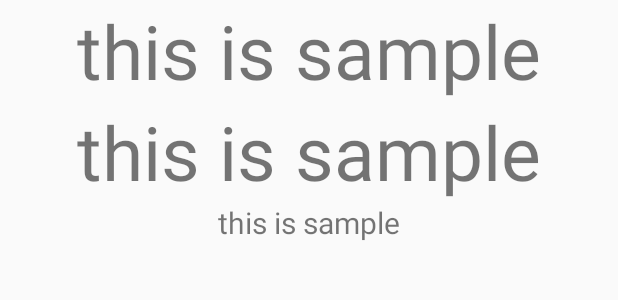
After one commit to DimJe/FinalProject, an Android app: the layout activity_task_view_with_list.xml on its own in the app's theme, with its tools: preview values and no code run, on a phone screen of 412 x 824 dp. The commit adds this screen. Shown: the top 300 px of the screen. Run offline under Robolectric (Android 15) with nearby library versions, the phone set to English and light mode, and no system bars.

```diff
--- a/app/src/main/AndroidManifest.xml
+++ b/app/src/main/AndroidManifest.xml
@@ -12,7 +12,9 @@
         android:supportsRtl="true"
         android:theme="@style/Theme.FinalProject"
         android:usesCleartextTraffic="true">
-        <activity android:name=".test"></activity>
+        <activity
+            android:name=".ListView.TaskViewWithList"
+            android:exported="true" />
         <activity
             android:name=".TaskViewWithCal"
             android:exported="true" />
--- a/app/src/main/java/org/techtown/finalproject/APIViewModel/Taskinfo.kt
+++ b/app/src/main/java/org/techtown/finalproject/APIViewModel/Taskinfo.kt
@@ -1,6 +1,8 @@
 package org.techtown.finalproject.APIViewModel
 
-class Taskinfo {
+import java.io.Serializable
+
+class Taskinfo :Serializable{
     var startDay : Int = 0
     var startMonth : Int = 0
     var startYear : Int = 0
--- a/app/src/main/java/org/techtown/finalproject/Calendar/ScheduleItem.kt
+++ b/app/src/main/java/org/techtown/finalproject/Calendar/ScheduleItem.kt
@@ -1,4 +1,6 @@
 package org.techtown.finalproject.Calendar
 
-class ScheduleItem(var check : Boolean = false, var startRange : String,var endRange : String,var title : String,var index : String) {
+import org.techtown.finalproject.APIViewModel.Taskinfo
+
+class ScheduleItem(var check : Boolean = false, var startRange : String,var endRange : String,var title : String,var item : Taskinfo?) {
 }
--- a/app/src/main/java/org/techtown/finalproject/MainActivity.kt
+++ b/app/src/main/java/org/techtown/finalproject/MainActivity.kt
@@ -27,13 +27,14 @@ class MainActivity : AppCompatActivity() {
         lateinit var db : UserDb
         val lineColor = arrayOfNulls<Int>(6)
         val scheduleList = arrayOfNulls<TextView>(6)
-        var dayTask = ArrayList<ArrayList<Taskinfo>>(42)
+        var dayTask = Array<ArrayList<Taskinfo>>(42){ArrayList<Taskinfo>()}
     }
     override fun onCreate(savedInstanceState: Bundle?) {
         super.onCreate(savedInstanceState)
         setContentView(R.layout.activity_main)
         Log.d(TAG, "onCreate: called")
         db = UserDb.getInstance(applicationContext)!!
+        var x = 1
 
         login.setOnClickListener {
             if (checked.isChecked) {
--- /dev/null
+++ b/app/src/main/res/layout/activity_task_view_with_list.xml
@@ -0,0 +1,34 @@
+<?xml version="1.0" encoding="utf-8"?>
+<LinearLayout xmlns:android="http://schemas.android.com/apk/res/android"
+    xmlns:app="http://schemas.android.com/apk/res-auto"
+    xmlns:tools="http://schemas.android.com/tools"
+    android:layout_width="match_parent"
+    android:layout_height="match_parent"
+    tools:context=".ListView.TaskViewWithList"
+    android:orientation="vertical">
+
+    <TextView
+        android:id="@+id/month"
+        android:layout_width="match_parent"
+        android:layout_height="wrap_content"
+        android:text="this is sample"
+        android:textSize="50dp"
+        android:gravity="center"/>
+    <TextView
+        android:id="@+id/day"
+        android:layout_width="match_parent"
+        android:layout_height="wrap_content"
+        android:text="this is sample"
+        android:textSize="50dp"
+        android:gravity="center"/>
+    <TextView
+        android:id="@+id/task"
+        android:layout_width="match_parent"
+        android:layout_height="wrap_content"
+        android:text="this is sample"
+        android:textSize="20dp"
+        android:gravity="center"/>
+
+
+
+</LinearLayout>
```
Also changed, not shown: app/src/main/java/org/techtown/finalproject/Calendar/RecyclerInterface.kt (added, +7 -0 lines), app/src/main/java/org/techtown/finalproject/Calendar/RecyclerViewAdapter.kt (+26 -3 lines), app/src/main/java/org/techtown/finalproject/ListView/TaskViewWithList.kt (added, +24 -0 lines).
